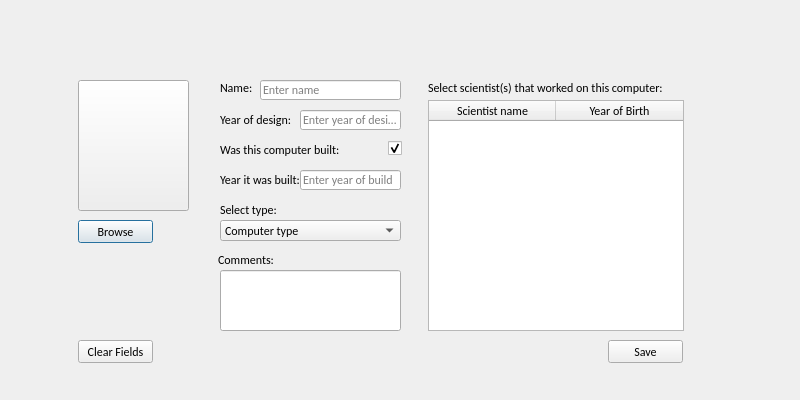
The window that Hopur21Verkefni/MyComputerScienceList/ui/addcomputer.ui (Hopur21/Hopur21) describes before a commit, drawn with Qt 5.
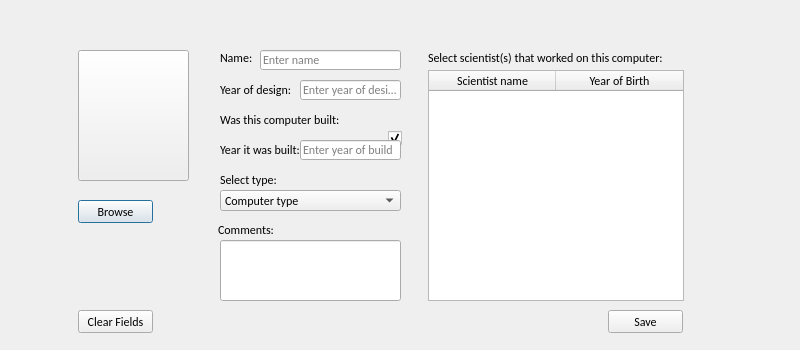
The same window after the commit. Icons and pictures are not drawn.

Commit message: minor change to computer scientist gui

```diff
--- a/Hopur21Verkefni/MyComputerScienceList/ui/addcomputer.ui
+++ b/Hopur21Verkefni/MyComputerScienceList/ui/addcomputer.ui
@@ -7,19 +7,19 @@
     <x>0</x>
     <y>0</y>
     <width>800</width>
-    <height>400</height>
+    <height>350</height>
    </rect>
   </property>
   <property name="minimumSize">
    <size>
     <width>800</width>
-    <height>400</height>
+    <height>350</height>
    </size>
   </property>
   <property name="maximumSize">
    <size>
     <width>800</width>
-    <height>400</height>
+    <height>350</height>
    </size>
   </property>
   <property name="windowTitle">
@@ -29,7 +29,7 @@
    <property name="geometry">
     <rect>
      <x>300</x>
-     <y>110</y>
+     <y>80</y>
      <width>101</width>
      <height>20</height>
     </rect>
@@ -50,7 +50,7 @@
    <property name="geometry">
     <rect>
      <x>260</x>
-     <y>80</y>
+     <y>50</y>
      <width>141</width>
      <height>20</height>
     </rect>
@@ -68,7 +68,7 @@
    <property name="geometry">
     <rect>
      <x>220</x>
-     <y>140</y>
+     <y>110</y>
      <width>121</width>
      <height>20</height>
     </rect>
@@ -86,7 +86,7 @@
    <property name="geometry">
     <rect>
      <x>78</x>
-     <y>220</y>
+     <y>200</y>
      <width>75</width>
      <height>23</height>
     </rect>
@@ -104,7 +104,7 @@
    <property name="geometry">
     <rect>
      <x>220</x>
-     <y>270</y>
+     <y>240</y>
      <width>181</width>
      <height>61</height>
     </rect>
@@ -122,7 +122,7 @@
    <property name="geometry">
     <rect>
      <x>78</x>
-     <y>80</y>
+     <y>50</y>
      <width>111</width>
      <height>131</height>
     </rect>
@@ -150,7 +150,7 @@
    <property name="geometry">
     <rect>
      <x>218</x>
-     <y>250</y>
+     <y>220</y>
      <width>121</width>
      <height>20</height>
     </rect>
@@ -168,7 +168,7 @@
    <property name="geometry">
     <rect>
      <x>428</x>
-     <y>80</y>
+     <y>50</y>
      <width>251</width>
      <height>16</height>
     </rect>
@@ -186,7 +186,7 @@
    <property name="geometry">
     <rect>
      <x>220</x>
-     <y>110</y>
+     <y>80</y>
      <width>71</width>
      <height>20</height>
     </rect>
@@ -204,7 +204,7 @@
    <property name="geometry">
     <rect>
      <x>78</x>
-     <y>340</y>
+     <y>310</y>
      <width>75</width>
      <height>23</height>
     </rect>
@@ -222,7 +222,7 @@
    <property name="geometry">
     <rect>
      <x>388</x>
-     <y>140</y>
+     <y>130</y>
      <width>21</width>
      <height>17</height>
     </rect>
@@ -238,7 +238,7 @@
    <property name="geometry">
     <rect>
      <x>220</x>
-     <y>170</y>
+     <y>140</y>
      <width>81</width>
      <height>20</height>
     </rect>
@@ -256,7 +256,7 @@
    <property name="geometry">
     <rect>
      <x>220</x>
-     <y>80</y>
+     <y>50</y>
      <width>41</width>
      <height>16</height>
     </rect>
@@ -274,7 +274,7 @@
    <property name="geometry">
     <rect>
      <x>608</x>
-     <y>340</y>
+     <y>310</y>
      <width>75</width>
      <height>23</height>
     </rect>
@@ -292,7 +292,7 @@
    <property name="geometry">
     <rect>
      <x>428</x>
-     <y>100</y>
+     <y>70</y>
      <width>256</width>
      <height>231</height>
     </rect>
@@ -333,7 +333,7 @@
    <property name="geometry">
     <rect>
      <x>300</x>
-     <y>170</y>
+     <y>140</y>
      <width>101</width>
      <height>20</height>
     </rect>
@@ -351,7 +351,7 @@
    <property name="geometry">
     <rect>
      <x>220</x>
-     <y>220</y>
+     <y>190</y>
      <width>181</width>
      <height>21</height>
     </rect>
@@ -371,7 +371,7 @@
    <property name="geometry">
     <rect>
      <x>220</x>
-     <y>200</y>
+     <y>170</y>
      <width>81</width>
      <height>20</height>
     </rect>
@@ -389,7 +389,7 @@
    <property name="geometry">
     <rect>
      <x>190</x>
-     <y>20</y>
+     <y>10</y>
      <width>331</width>
      <height>31</height>
     </rect>
@@ -412,7 +412,7 @@
    <property name="geometry">
     <rect>
      <x>160</x>
-     <y>20</y>
+     <y>10</y>
      <width>31</width>
      <height>31</height>
     </rect>
```
The commit also changes 2 other files.
